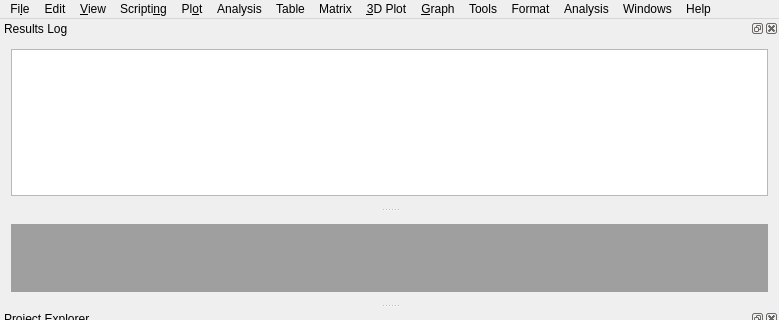
narunlifescience/AlphaPlot, file alphaplot/src/ApplicationWindow.ui: the form before one commit; both pictures show x 0 to 779 and y 0 to 320 of the 779 by 519 pixel window.
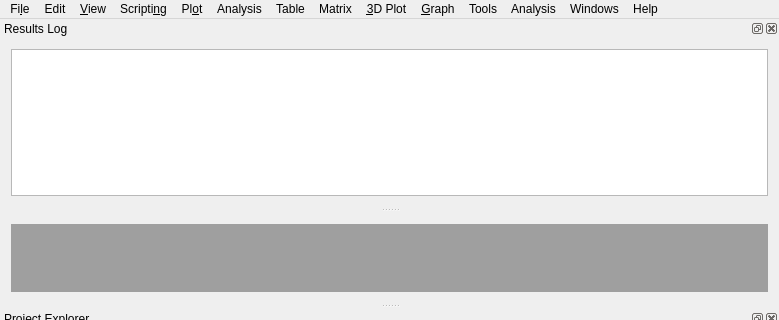
The form after the commit. Custom widgets are drawn as their Qt base class.

Diff of the .ui file:
```diff
--- a/alphaplot/src/ApplicationWindow.ui
+++ b/alphaplot/src/ApplicationWindow.ui
@@ -26,7 +26,7 @@
      <x>0</x>
      <y>0</y>
      <width>779</width>
-     <height>22</height>
+     <height>23</height>
     </rect>
    </property>
    <widget class="QMenu" name="menuFile">
@@ -343,18 +343,6 @@
     <addaction name="separator"/>
     <addaction name="actionTableFitWizard"/>
    </widget>
-   <widget class="QMenu" name="menuFormat">
-    <property name="title">
-     <string>Format</string>
-    </property>
-    <addaction name="actionFormatPlot"/>
-    <addaction name="separator"/>
-    <addaction name="actionFormatScale"/>
-    <addaction name="actionFormatAxis"/>
-    <addaction name="separator"/>
-    <addaction name="actionFormatGrid"/>
-    <addaction name="actionFormatTitle"/>
-   </widget>
    <widget class="QMenu" name="menuTools">
     <property name="title">
      <string>Tools</string>
@@ -392,7 +380,6 @@
    <addaction name="menu3DPlot"/>
    <addaction name="menuGraph"/>
    <addaction name="menuTools"/>
-   <addaction name="menuFormat"/>
    <addaction name="menuGraph2DAnalysis"/>
    <addaction name="menuWindow"/>
    <addaction name="menuHelp"/>
```
